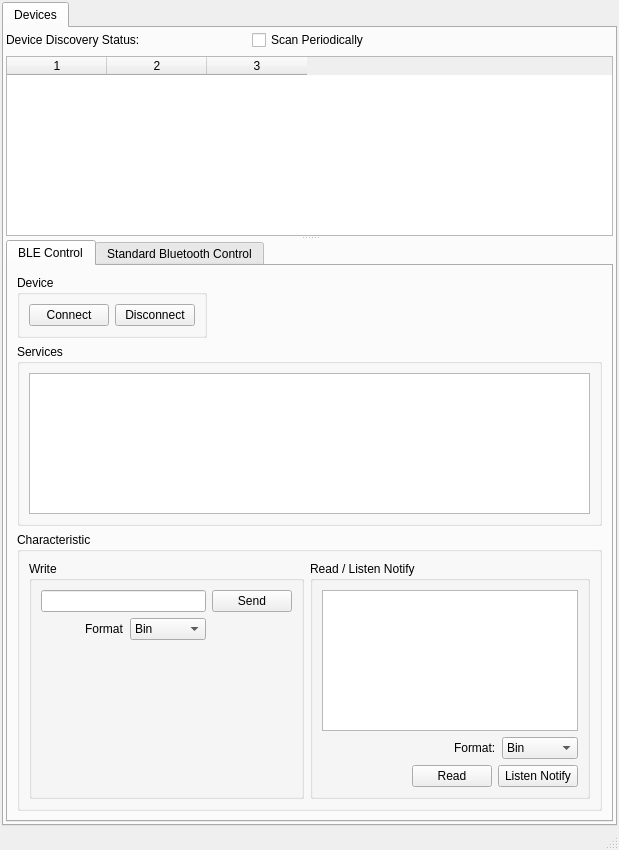
Old version of the form mainwindow.ui in the repository vladimir-vakhter/ble-basestation-app.
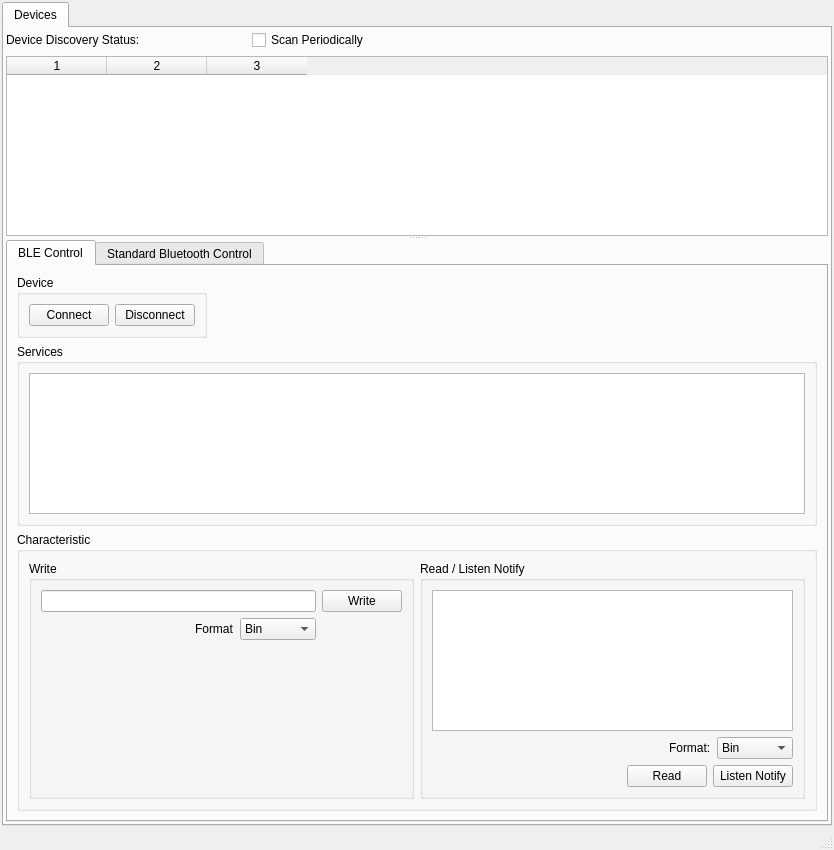
New version of the form.

Commit message: implement the write function

Diff of the .ui file:
```diff
--- a/mainwindow.ui
+++ b/mainwindow.ui
@@ -6,7 +6,7 @@
    <rect>
     <x>0</x>
     <y>0</y>
-    <width>619</width>
+    <width>834</width>
     <height>850</height>
    </rect>
   </property>
@@ -252,7 +252,7 @@
                        <item row="0" column="1">
                         <widget class="QPushButton" name="bleCharacteristicWritePushButton">
                          <property name="text">
-                          <string>Send</string>
+                          <string>Write</string>
                          </property>
                         </widget>
                        </item>
```
Left out of the diff: 2 changed lines with no effect on the pictures. The commit also changes 1 other file.
